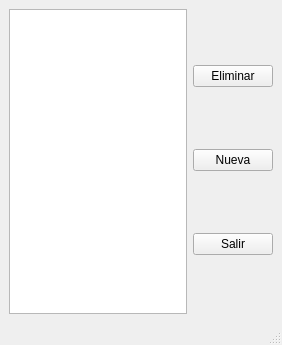
Qt form notas.ui (waltermas-gitter/infomesas-gui) before a commit.
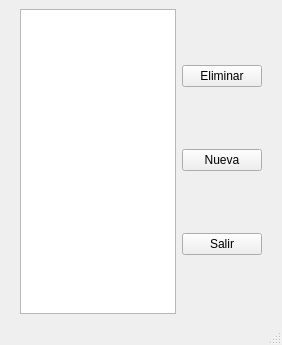
The same form after that commit. Icons and pictures are not drawn.

Patch:
```diff
--- a/notas.ui
+++ b/notas.ui
@@ -15,6 +15,12 @@
   </property>
   <widget class="QWidget" name="centralwidget">
    <layout class="QGridLayout" name="gridLayout">
+    <property name="leftMargin">
+     <number>20</number>
+    </property>
+    <property name="rightMargin">
+     <number>20</number>
+    </property>
     <item row="0" column="0">
      <widget class="QTableWidget" name="notasTableWidget">
       <property name="editTriggers">
```
